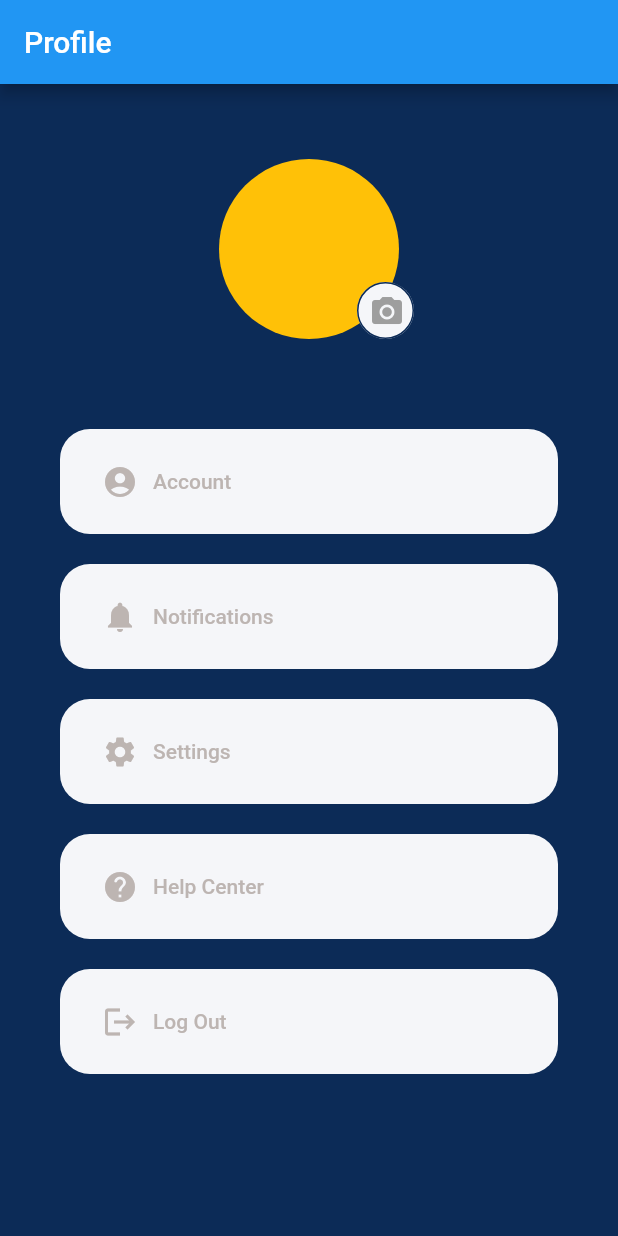
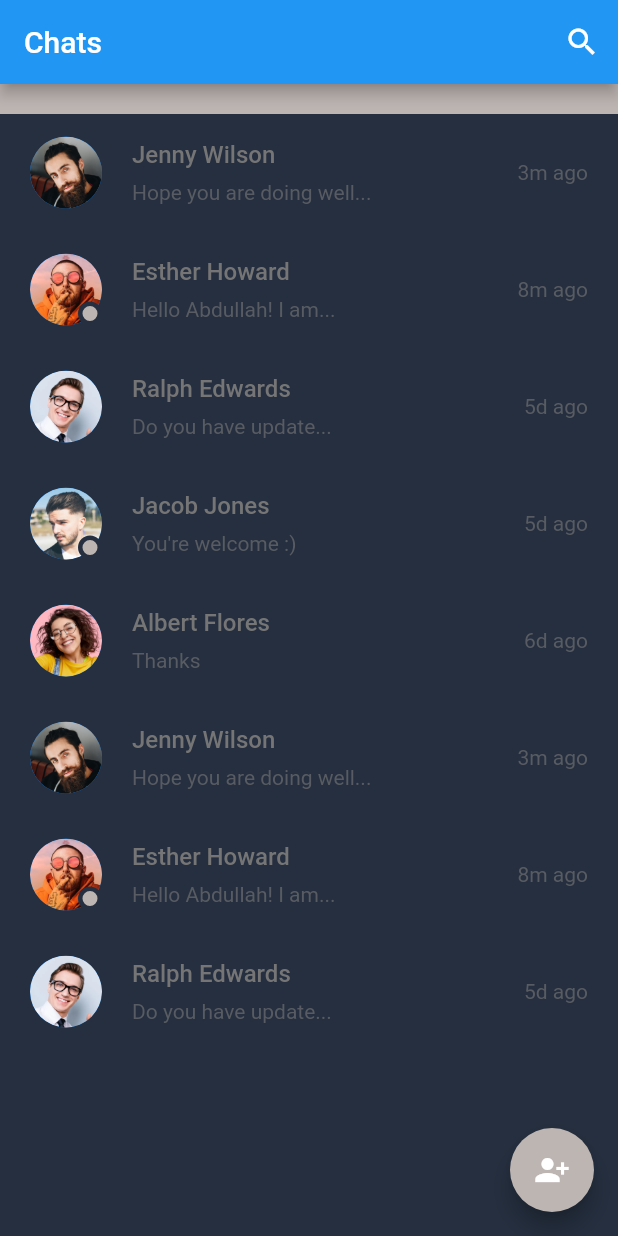
Before and after one commit to pluemthnn/cginot-app, a Flutter app: the screen it shows after launch, on a phone screen of 412 x 824 dp. Run offline on Flutter 3.47's test engine with Material 2 defaults, Android fonts, the phone set to English and light mode, and no system bars; missing offline and left inert: dart:js.

Commit message:
add: chats screen

```diff
--- a/lib/constants.dart
+++ b/lib/constants.dart
@@ -1,6 +1,6 @@
 import 'package:flutter/material.dart';
 
-const cBackgroundColor = Color.fromARGB(255, 12, 43, 87);
+const cBackgroundColor = Color.fromRGBO(37, 47, 63, 1);
 const cPrimaryColor = Color.fromARGB(255, 189, 181, 178);
 const cPrimaryLightColor = Color(0xFFFFECDF);
 const cPrimaryGradientColor = LinearGradient(
@@ -10,5 +10,6 @@ const cPrimaryGradientColor = LinearGradient(
 );
 const cSecondaryColor = Color(0xFF979797);
 const cTextColor = Color(0xFF757575);
+const cDefaultPadding = 20.0;
 
 const cAnimationDuration = Duration(milliseconds: 200);
--- a/lib/main.dart
+++ b/lib/main.dart
@@ -1,5 +1,6 @@
 import 'package:cginot_app/constants.dart';
 import 'package:cginot_app/routes.dart';
+import 'package:cginot_app/screens/chats/chats_screen.dart';
 // import 'package:cginot_app/screens/onboard/onboard_screen.dart';
 import 'package:cginot_app/screens/profile/profile_screen.dart';
 import 'package:flutter/material.dart';
@@ -24,7 +25,7 @@
             bodyText2: TextStyle(color: cTextColor)),
         primarySwatch: Colors.blue,
       ),
-      initialRoute: ProfileScreen.routeName,
+      initialRoute: ChatsScreen.routeName,
       routes: routes,
       // home: OnboardScreen(),
     );
--- /dev/null
+++ b/lib/models/char.dart
@@ -0,0 +1,71 @@
+class Chat {
+  final String name, lastMessage, image, time;
+  final bool isActive;
+
+  Chat({
+    this.name = '',
+    this.lastMessage = '',
+    this.image = '',
+    this.time = '',
+    this.isActive = false,
+  });
+}
+
+List chatsData = [
+  Chat(
+    name: "Jenny Wilson",
+    lastMessage: "Hope you are doing well...",
+    image: "assets/images/user.png",
+    time: "3m ago",
+    isActive: false,
+  ),
+  Chat(
+    name: "Esther Howard",
+    lastMessage: "Hello Abdullah! I am...",
+    image: "assets/images/user_2.png",
+    time: "8m ago",
+    isActive: true,
+  ),
+  Chat(
+    name: "Ralph Edwards",
+    lastMessage: "Do you have update...",
+    image: "assets/images/user_3.png",
+    time: "5d ago",
+    isActive: false,
+  ),
+  Chat(
+    name: "Jacob Jones",
+    lastMessage: "You're welcome :)",
+    image: "assets/images/user_4.png",
+    time: "5d ago",
+    isActive: true,
+  ),
+  Chat(
+    name: "Albert Flores",
+    lastMessage: "Thanks",
+    image: "assets/images/user_5.png",
+    time: "6d ago",
+    isActive: false,
+  ),
+  Chat(
+    name: "Jenny Wilson",
+    lastMessage: "Hope you are doing well...",
+    image: "assets/images/user.png",
+    time: "3m ago",
+    isActive: false,
+  ),
+  Chat(
+    name: "Esther Howard",
+    lastMessage: "Hello Abdullah! I am...",
+    image: "assets/images/user_2.png",
+    time: "8m ago",
+    isActive: true,
+  ),
+  Chat(
+    name: "Ralph Edwards",
+    lastMessage: "Do you have update...",
+    image: "assets/images/user_3.png",
+    time: "5d ago",
+    isActive: false,
+  ),
+];
--- a/lib/routes.dart
+++ b/lib/routes.dart
@@ -1,3 +1,6 @@
+import 'dart:js';
+
+import 'package:cginot_app/screens/chats/chats_screen.dart';
 import 'package:cginot_app/screens/onboard/onboard_screen.dart';
 import 'package:cginot_app/screens/profile/profile_screen.dart';
 import 'package:flutter/widgets.dart';
@@ -5,4 +8,5 @@ import 'package:flutter/widgets.dart';
 final Map<String, WidgetBuilder> routes = {
   OnboardScreen.routeName: (context) => OnboardScreen(),
   ProfileScreen.routeName: (context) => ProfileScreen(),
+  ChatsScreen.routeName: (context) => ChatsScreen(),
 };
--- /dev/null
+++ b/lib/screens/chats/chats_screen.dart
@@ -0,0 +1,67 @@
+import 'package:cginot_app/constants.dart';
+import 'package:flutter/material.dart';
+
+import 'components/body.dart';
+
+class ChatsScreen extends StatefulWidget {
+  @override
+  _ChatsScreenState createState() => _ChatsScreenState();
+  static String routeName = '/chats';
+}
+
+class _ChatsScreenState extends State<ChatsScreen> {
+  int _selectedIndex = 1;
+  @override
+  Widget build(BuildContext context) {
+    return Scaffold(
+      appBar: buildAppBar(),
+      body: Body(),
+      floatingActionButton: FloatingActionButton(
+        onPressed: () {},
+        backgroundColor: cPrimaryColor,
+        child: const Icon(
+          Icons.person_add_alt_1,
+          color: Colors.white,
+        ),
+      ),
+      // bottomNavigationBar: buildBottomNavigationBar(),
+    );
+  }
+
+  // BottomNavigationBar buildBottomNavigationBar() {
+  //   return BottomNavigationBar(
+  //     type: BottomNavigationBarType.fixed,
+  //     currentIndex: _selectedIndex,
+  //     onTap: (value) {
+  //       setState(() {
+  //         _selectedIndex = value;
+  //       });
+  //     },
+  //     items: [
+  //       BottomNavigationBarItem(icon: Icon(Icons.messenger), label: "Chats"),
+  //       BottomNavigationBarItem(icon: Icon(Icons.people), label: "People"),
+  //       BottomNavigationBarItem(icon: Icon(Icons.call), label: "Calls"),
+  //       BottomNavigationBarItem(
+  //         icon: CircleAvatar(
+  //           radius: 14,
+  //           backgroundImage: AssetImage("assets/images/user_2.png"),
+  //         ),
+  //         label: "Profile",
+  //       ),
+  //     ],
+  //   );
+  // }
+
+  AppBar buildAppBar() {
+    return AppBar(
+      automaticallyImplyLeading: false,
+      title: Text("Chats"),
+      actions: [
+        IconButton(
+          icon: Icon(Icons.search),
+          onPressed: () {},
+        ),
+      ],
+    );
+  }
+}
--- /dev/null
+++ b/lib/screens/chats/components/body.dart
@@ -0,0 +1,47 @@
+import 'package:cginot_app/constants.dart';
+import 'package:cginot_app/models/char.dart';
+// import 'package:cginot_app/components/filled_outline_button.dart';
+// import 'package:cginot_app/screens/messages/message_screen.dart';
+import 'package:flutter/material.dart';
+
+import 'chat_card.dart';
+
+class Body extends StatelessWidget {
+  @override
+  Widget build(BuildContext context) {
+    return Column(
+      children: [
+        Container(
+          padding: EdgeInsets.fromLTRB(
+              cDefaultPadding, 0, cDefaultPadding, cDefaultPadding),
+          color: cPrimaryColor,
+          child: Row(
+            children: [
+              // FillOutlineButton(press: () {}, text: "Recent Message"),
+              // SizedBox(width: cDefaultPadding),
+              // FillOutlineButton(
+              //   press: () {},
+              //   text: "Active",
+              //   isFilled: false,
+              // ),
+            ],
+          ),
+        ),
+        Expanded(
+          child: ListView.builder(
+            itemCount: chatsData.length,
+            itemBuilder: (context, index) =>
+                ChatCard(chat: chatsData[index], press: () => {}
+                    // Navigator.push(
+                    //   context,
+                    //   MaterialPageRoute(
+                    //     builder: (context) => MessagesScreen(),
+                    //   ),
+                    // ),
+                    ),
+          ),
+        ),
+      ],
+    );
+  }
+}
--- /dev/null
+++ b/lib/screens/chats/components/chat_card.dart
@@ -0,0 +1,83 @@
+import 'package:cginot_app/models/char.dart';
+import 'package:flutter/material.dart';
+
+import '../../../constants.dart';
+
+class ChatCard extends StatelessWidget {
+  const ChatCard({
+    Key? key,
+    required this.chat,
+    required this.press,
+  }) : super(key: key);
+
+  final Chat chat;
+  final VoidCallback press;
+
+  @override
+  Widget build(BuildContext context) {
+    return InkWell(
+      onTap: press,
+      child: Padding(
+        padding: const EdgeInsets.symmetric(
+            horizontal: cDefaultPadding, vertical: cDefaultPadding * 0.75),
+        child: Row(
+          children: [
+            Stack(
+              children: [
+                CircleAvatar(
+                  radius: 24,
+                  backgroundImage: AssetImage(chat.image),
+                ),
+                if (chat.isActive)
+                  Positioned(
+                    right: 0,
+                    bottom: 0,
+                    child: Container(
+                      height: 16,
+                      width: 16,
+                      decoration: BoxDecoration(
+                        color: cPrimaryColor,
+                        shape: BoxShape.circle,
+                        border: Border.all(
+                            color: Theme.of(context).scaffoldBackgroundColor,
+                            width: 3),
+                      ),
+                    ),
+                  )
+              ],
+            ),
+            Expanded(
+              child: Padding(
+                padding:
+                    const EdgeInsets.symmetric(horizontal: cDefaultPadding),
+                child: Column(
+                  crossAxisAlignment: CrossAxisAlignment.start,
+                  children: [
+                    Text(
+                      chat.name,
+                      style:
+                          TextStyle(fontSize: 16, fontWeight: FontWeight.w500),
+                    ),
+                    SizedBox(height: 8),
+                    Opacity(
+                      opacity: 0.64,
+                      child: Text(
+                        chat.lastMessage,
+                        maxLines: 1,
+                        overflow: TextOverflow.ellipsis,
+                      ),
+                    ),
+                  ],
+                ),
+              ),
+            ),
+            Opacity(
+              opacity: 0.64,
+              child: Text(chat.time),
+            ),
+          ],
+        ),
+      ),
+    );
+  }
+}
--- a/pubspec.yaml
+++ b/pubspec.yaml
@@ -36,6 +36,7 @@ dependencies:
   cupertino_icons: ^1.0.2
   flutter_svg: ^0.17.4
   provider: ^4.3.1
+
 
 dev_dependencies:
   flutter_test:
```
Also changed, not shown: assets/images/user.png (added), assets/images/user_2.png (added), assets/images/user_3.png (added), assets/images/user_4.png (added), assets/images/user_5.png (added).
